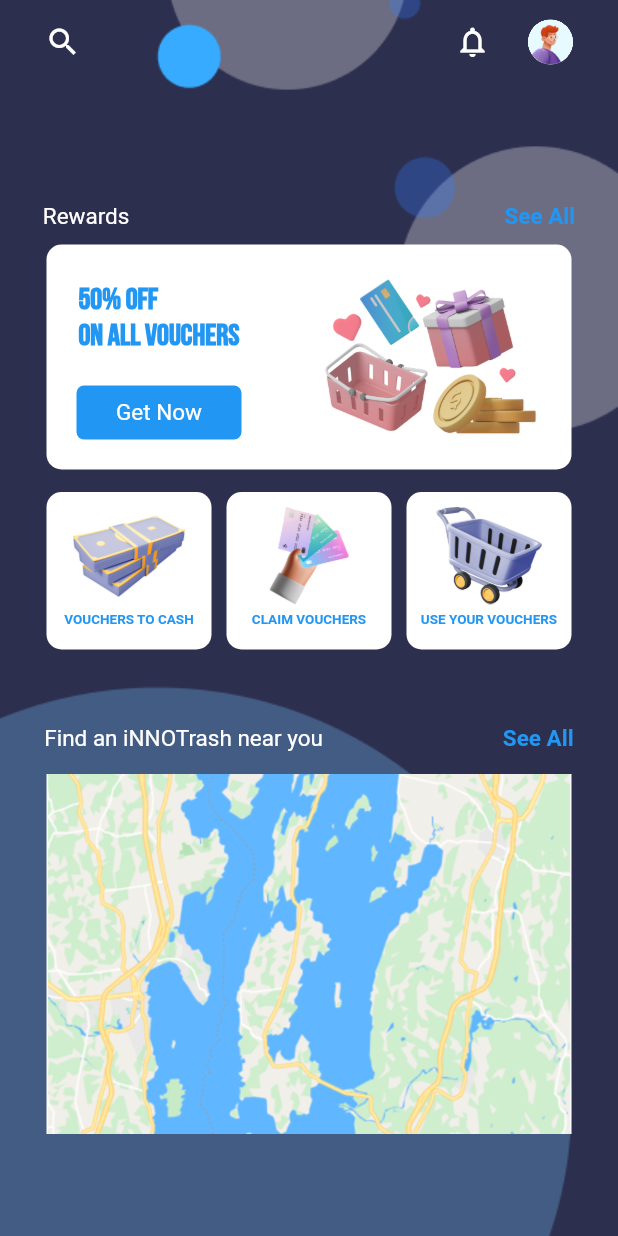
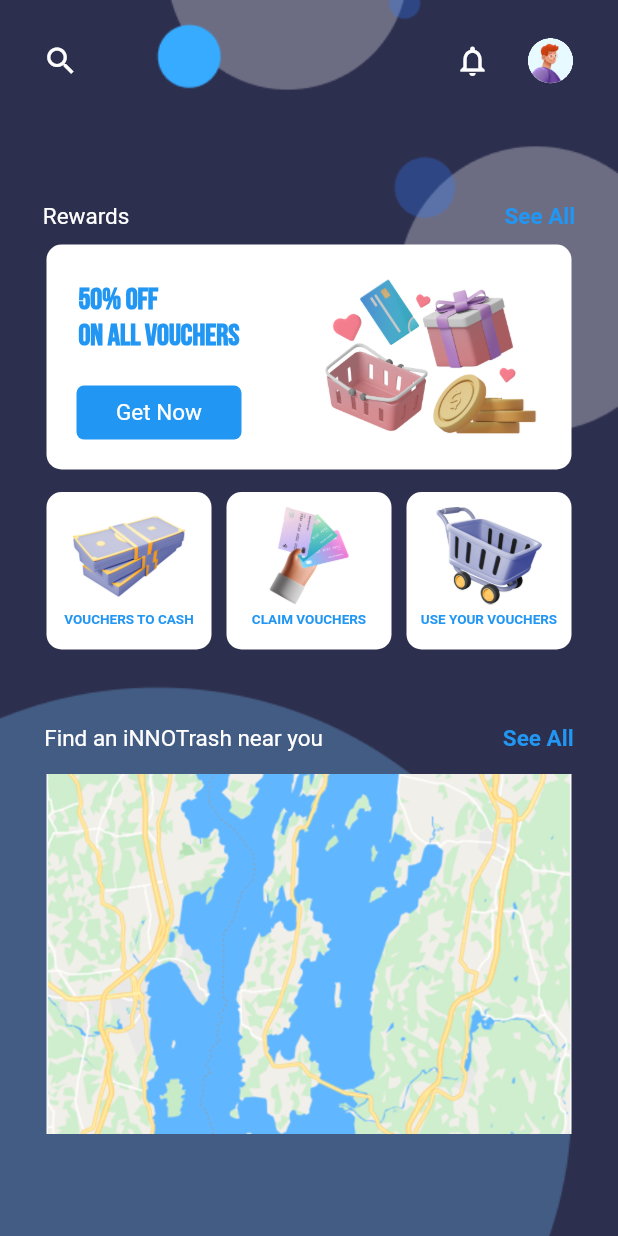
Before and after one commit to bocyej/innotrash, a Flutter app: the Homepage screen opened directly, on a phone screen of 412 x 824 dp. Run offline on Flutter 3.47's test engine with Material 2 defaults, Android fonts, the phone set to English and light mode, and no system bars; our stand-ins replace google_fonts, persistent_bottom_nav_bar.

Commit message:
increased appbar size & enclosed items to padding

```diff
--- a/lib/layouts/homeappbar.dart
+++ b/lib/layouts/homeappbar.dart
@@ -6,34 +6,32 @@ class HomeAppbar extends StatelessWidget with PreferredSizeWidget {
   const HomeAppbar({Key? key}) : super(key: key);
 
   @override
-  Size get preferredSize => const Size.fromHeight(75);
+  Size get preferredSize => const Size.fromHeight(80);
 
   @override
   Widget build(BuildContext context) {
     return AppBar(
-      leading: Builder(
-        builder: (BuildContext context) {
-          return Row(
-            children: [
-              const Padding(padding: EdgeInsets.only(left: 30)),
-              InkWell(
+      leading: Padding(
+        padding: const EdgeInsets.only(top: 25, left: 25),
+        child: InkWell(
           child: const Icon(Icons.search),
           onTap: () {},
-              )
-            ],
-          );
-        },
+        ),
       ),
       backgroundColor: Colors.transparent,
       foregroundColor: Colors.white,
       elevation: 0.0,
       actions: <Widget>[
-        InkWell(
+        Padding(
+          padding: const EdgeInsets.only(top: 25, left: 25, right: 25),
+          child: InkWell(
             child: const Icon(Icons.notifications_none_outlined),
             onTap: () {},
           ),
-        const Padding(padding: EdgeInsets.only(right: 25)),
-        Container(
+        ),
+        Padding(
+          padding: const EdgeInsets.only(top: 25, right: 30),
+          child: Container(
             decoration: const BoxDecoration(
               shape: BoxShape.circle,
             ),
@@ -44,7 +42,8 @@ class HomeAppbar extends StatelessWidget with PreferredSizeWidget {
                 onTap: () {
                   Navigator.push(
                     context,
-                  MaterialPageRoute(builder: (context) => const ProfilePage()),
+                    MaterialPageRoute(
+                        builder: (context) => const ProfilePage()),
                   );
                 },
                 child: Ink.image(
@@ -55,7 +54,7 @@ class HomeAppbar extends StatelessWidget with PreferredSizeWidget {
               ),
             ),
           ),
-        const Padding(padding: EdgeInsets.only(right: 30)),
+        ),
       ],
     );
   }
```
Lines whose indentation alone changed are shown as unchanged.
